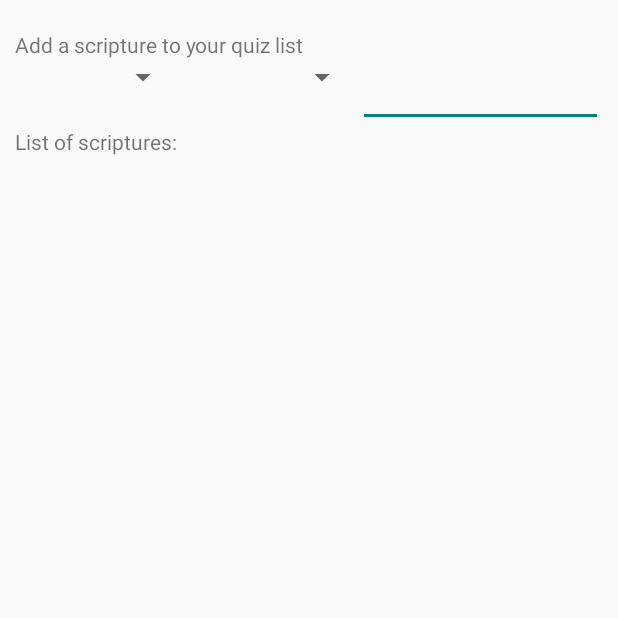
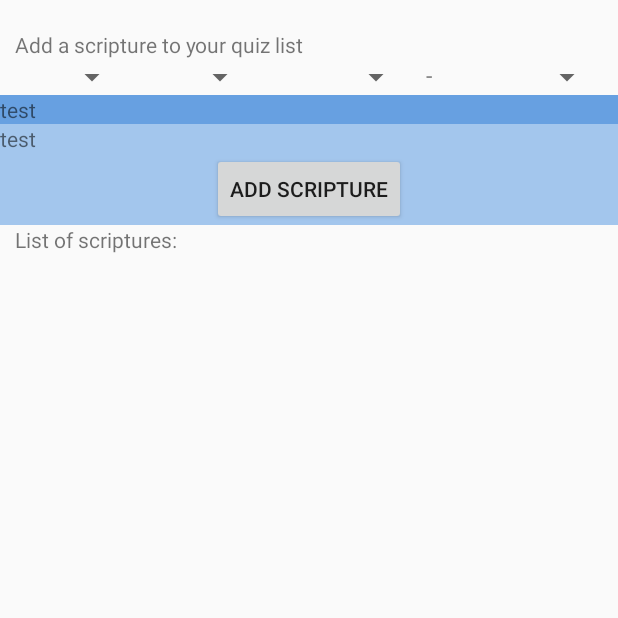
Before and after one commit to SimonChaw/VerseMemory, an Android app: the ManageVerses screen opened directly, with no data from a screen before it, on a phone screen of 412 x 824 dp, the top half of it. Run offline under Robolectric (Android 15) with nearby library versions, the phone set to English and light mode, and no system bars.

Commit message:
DBHandler
Able to save scriptures, delete saved scriptures, preview selected
scriptures.

```diff
--- a/app/src/main/java/org/orithoncore/versememory/ManageVerses.java
+++ b/app/src/main/java/org/orithoncore/versememory/ManageVerses.java
@@ -1,26 +1,63 @@
 package org.orithoncore.versememory;
 
+import android.content.Context;
+import android.content.DialogInterface;
 import android.os.Bundle;
 import android.support.v7.app.AppCompatActivity;
 import android.util.Log;
 import android.view.View;
 import android.widget.AdapterView;
 import android.widget.ArrayAdapter;
+import android.widget.Button;
+import android.widget.EditText;
+import android.widget.LinearLayout;
+import android.widget.RelativeLayout;
 import android.widget.Spinner;
+import android.widget.TextView;
+
+import org.w3c.dom.Text;
 
 import java.util.ArrayList;
 
 public class ManageVerses extends AppCompatActivity {
     Spinner spnBooks;
     Spinner spnChapters;
+    Spinner spnVerses;
+    Spinner spnVerses2;
     DataBaseHandler dbHandler;
+    LinearLayout previewContainer;
+    EditText txtVerse;
+    TextView txtScripture;
+    TextView txtHeading;
+    LinearLayout verseContainer;
+    Button btnAdd;
+    View.OnClickListener deleter;
     @Override
     protected void onCreate(Bundle savedInstanceState) {
         super.onCreate(savedInstanceState);
         setContentView(R.layout.activity_manage);
         dbHandler = new DataBaseHandler(this);
+        previewContainer = (LinearLayout) findViewById(R.id.container3);
         spnBooks = (Spinner) findViewById(R.id.spnBook);
+        verseContainer = (LinearLayout) findViewById(R.id.verseContainer);
         spnChapters = (Spinner) findViewById(R.id.spnChapter);
+        spnVerses = (Spinner) findViewById(R.id.spnVerse);
+        spnVerses2 = (Spinner) findViewById(R.id.spnVerse2);
+        txtHeading = (TextView) findViewById(R.id.txtPreviewHeading);
+        txtScripture = (TextView) findViewById(R.id.txtPreviewScripture);
+        deleter = new View.OnClickListener() {
+            @Override
+            public void onClick(View v) {
+                deleteVerse(v.getId());
+            }
+        };
+        btnAdd = (Button) findViewById(R.id.btnAdd);
+        btnAdd.setOnClickListener(new View.OnClickListener() {
+            @Override
+            public void onClick(View v) {
+                saveVerse();
+            }
+        });
         spnBooks.setOnItemSelectedListener(new AdapterView.OnItemSelectedListener() {
             @Override
             public void onItemSelected(AdapterView<?> parent, View view, int position, long id) {
@@ -32,7 +69,91 @@ public class ManageVerses extends AppCompatActivity {
 
             }
         });
+        spnChapters.setOnItemSelectedListener(new AdapterView.OnItemSelectedListener() {
+            @Override
+            public void onItemSelected(AdapterView<?> parent, View view, int position, long id) {
+                populateVerses();
+            }
+
+            @Override
+            public void onNothingSelected(AdapterView<?> parent) {
+
+            }
+        });
+        spnVerses.setOnItemSelectedListener(new AdapterView.OnItemSelectedListener() {
+            @Override
+            public void onItemSelected(AdapterView<?> parent, View view, int position, long id) {
+                spnVerses2.setSelection(spnVerses.getSelectedItemPosition());
+                previewScripture();
+            }
+
+            @Override
+            public void onNothingSelected(AdapterView<?> parent) {
+
+            }
+        });
+        spnVerses2.setOnItemSelectedListener(new AdapterView.OnItemSelectedListener() {
+            @Override
+            public void onItemSelected(AdapterView<?> parent, View view, int position, long id) {
+                if((Integer)spnVerses2.getSelectedItem() < (Integer)spnVerses.getSelectedItem()){
+                    spnVerses2.setSelection(spnVerses.getSelectedItemPosition());
+                }
+                previewScripture();
+            }
+
+            @Override
+            public void onNothingSelected(AdapterView<?> parent) {
+
+            }
+        });
         populateBooks();
+        loadVerses(this);
+    }
+
+    public void saveVerse(){
+        dbHandler.open();
+        if((Integer)spnVerses.getSelectedItem() == (Integer) spnVerses2.getSelectedItem()) {
+            dbHandler.saveVerseForQuiz(spnBooks.getSelectedItem().toString(), (Integer) spnChapters.getSelectedItem(), spnVerses.getSelectedItem().toString() );
+        }else{
+            String verse = (String) spnVerses.getSelectedItem() + "-" + (String) spnVerses2.getSelectedItem();
+            dbHandler.saveVerseForQuiz(spnBooks.getSelectedItem().toString(), (Integer) spnChapters.getSelectedItem(),verse);
+        }
+        dbHandler.close();
+        verseContainer.removeAllViews();
+        loadVerses(this);
+    }
+
+    public void loadVerses(Context ctx){
+        dbHandler.open();
+        ArrayList<DataBaseHandler.Verse> verses = dbHandler.loadVerses();
+        ArrayList<Button> buttons = new ArrayList<Button>();
+        ArrayList<TextView> textViews = new ArrayList<>();
+
+        int i = 0;
+        for(DataBaseHandler.Verse verse:verses){
+            String dasVerse = verse.bookName + " " + verse.chapterNum + ":" + verse.verseNum;
+            TextView textView = new TextView(ctx);
+            textView.setText(dasVerse);
+            textViews.add(textView);
+            Button button = new Button(ctx);
+            button.setId(verse.id);
+            button.setText("DELETE");
+            button.setOnClickListener(deleter);
+            buttons.add(button);
+            verseContainer.addView(textView);
+            verseContainer.addView(button);
+            Log.d("repeater","done " + i);
+            i++;
+        }
+        dbHandler.close();
+    }
+
+    public void deleteVerse(int id){
+        dbHandler.open();
+        dbHandler.deleteVerseFromQuiz(id);
+        dbHandler.close();
+        verseContainer.removeAllViews();
+        loadVerses(this);
     }
 
     public void populateBooks(){
@@ -52,7 +173,44 @@ public class ManageVerses extends AppCompatActivity {
         for(int i =0; i<numChapters; i ++) chapters[i] = i + 1;
         ArrayAdapter<Integer> arrayAdapter = new ArrayAdapter<Integer>(this, android.R.layout.simple_spinner_item, chapters);
         arrayAdapter.setDropDownViewResource(android.R.layout.simple_spinner_dropdown_item);
-        Log.d("numChapters",Integer.toString(numChapters));
+        Log.d("numChapters", Integer.toString(numChapters));
         spnChapters.setAdapter(arrayAdapter);
     }
+
+    public void populateVerses(){
+        dbHandler.open();
+        int numVerses = dbHandler.getVerseCount(spnBooks.getSelectedItem().toString(), (Integer) spnChapters.getSelectedItem());
+        dbHandler.close();
+        Integer[] chapters = new Integer[numVerses];
+        for(int i =0; i<numVerses; i ++) chapters[i] = i + 1;
+        ArrayAdapter<Integer> arrayAdapter = new ArrayAdapter<Integer>(this, android.R.layout.simple_spinner_item, chapters);
+        arrayAdapter.setDropDownViewResource(android.R.layout.simple_spinner_dropdown_item);
+        Log.d("numChapters", Integer.toString(numVerses));
+        spnVerses.setAdapter(arrayAdapter);
+        spnVerses2.setAdapter(arrayAdapter);
+    }
+
+
+
+    public void previewScripture(){
+        //Set up heading
+        int verseRangeLow = Integer.parseInt(spnVerses.getSelectedItem().toString());
+        int verseRangeHigh = Integer.parseInt(spnVerses2.getSelectedItem().toString());
+        if(verseRangeLow != verseRangeHigh){
+            int[] verses = new int[(verseRangeHigh - verseRangeLow) + 1];
+            for(int i=0; i < verses.length; i++){
+                verses[i] = verseRangeLow + i;
+            }
+            dbHandler.open();
+            txtHeading.setText((String)spnBooks.getSelectedItem() + " " + spnChapters.getSelectedItem() + ":" + spnVerses.getSelectedItem());
+            txtScripture.setText(dbHandler.getVerse((String)spnBooks.getSelectedItem(),(Integer)spnChapters.getSelectedItem(),verses));
+            dbHandler.close();
+        }else{
+            dbHandler.open();
+            txtHeading.setText((String)spnBooks.getSelectedItem() + " " + spnChapters.getSelectedItem() + ":" + spnVerses.getSelectedItem());
+            int[] verses = {verseRangeLow};
+            txtScripture.setText(dbHandler.getVerse((String)spnBooks.getSelectedItem(),(Integer)spnChapters.getSelectedItem(),verses));
+            dbHandler.close();
+        }
+    }
 }
--- a/app/src/main/res/layout/activity_manage.xml
+++ b/app/src/main/res/layout/activity_manage.xml
@@ -42,19 +42,78 @@
                 android:layout_weight="20"
                 android:id="@+id/spnChapter"/>
 
-            <EditText
+            <Spinner
                 android:layout_width="match_parent"
                 android:layout_height="wrap_content"
-                android:layout_gravity="bottom"
-                android:layout_weight="40"
-                android:layout_column="2" />
+                android:layout_column="1"
+                android:layout_weight="30"
+                android:id="@+id/spnVerse" />
+
+            <TextView
+                android:text="-"
+                android:textSize="15sp"
+                android:layout_column="1"
+                android:gravity="center_horizontal"
+                android:layout_weight="10"/>
+
+            <Spinner
+                android:layout_width="match_parent"
+                android:layout_height="wrap_content"
+                android:layout_column="1"
+                android:layout_weight="30"
+                android:id="@+id/spnVerse2" />
         </TableRow>
 
     </TableLayout>
     <LinearLayout
         android:layout_width="match_parent"
         android:layout_height="wrap_content"
-        android:layout_below="@id/container2"
+        android:layout_below="@+id/container2"
+        android:id="@+id/container3"
+        android:background="#67A0E1"
+        android:orientation="horizontal">
+
+        <TextView
+            android:layout_width="match_parent"
+            android:layout_height="wrap_content"
+            android:id="@+id/txtPreviewHeading"
+            android:text="test"/>
+
+    </LinearLayout>
+    <LinearLayout
+        android:layout_width="match_parent"
+        android:layout_height="wrap_content"
+        android:layout_below="@+id/container3"
+        android:id="@+id/container4"
+        android:background="#A3C6ED"
+        android:orientation="horizontal">
+        <TextView
+            android:layout_width="match_parent"
+            android:layout_height="wrap_content"
+            android:id="@+id/txtPreviewScripture"
+            android:text="test"/>
+    </LinearLayout>
+    <LinearLayout
+        android:layout_width="match_parent"
+        android:layout_height="wrap_content"
+        android:layout_below="@+id/container4"
+        android:id="@+id/container5"
+        android:background="#A3C6ED"
+        android:orientation="horizontal"
+        android:gravity="center_horizontal">
+
+        <Button
+            android:layout_width="wrap_content"
+            android:layout_height="wrap_content"
+            android:id="@+id/btnAdd"
+            android:text="@string/btnAdd"/>
+
+    </LinearLayout>
+
+    <LinearLayout
+        android:layout_width="match_parent"
+        android:layout_height="wrap_content"
+        android:layout_below="@id/container5"
         android:layout_marginLeft="10dp">
 
         <TextView
@@ -63,4 +122,19 @@
             android:text="@string/txtScripturesLabel"/>
 
     </LinearLayout>
+    <ScrollView
+        android:layout_width="match_parent"
+        android:layout_height="wrap_content"
+        android:layout_marginTop="20dp"
+        android:layout_below="@id/container5">
+        <LinearLayout
+            android:layout_width="match_parent"
+            android:layout_height="wrap_content"
+            android:layout_marginTop="20dp"
+            android:orientation="vertical"
+            android:layout_below="@id/container5"
+            android:id="@+id/verseContainer">
+
+        </LinearLayout>
+    </ScrollView>
 </RelativeLayout>
--- a/app/src/main/res/values/strings.xml
+++ b/app/src/main/res/values/strings.xml
@@ -7,4 +7,5 @@
     <string name="btnQuiz">Quiz!</string>
     <string name="txtInstructions">Add a scripture to your quiz list</string>
     <string name="txtScripturesLabel">List of scriptures: </string>
+    <string name="btnAdd">Add Scripture</string>
 </resources>
```
Also changed, not shown: app/src/main/java/org/orithoncore/versememory/DataBaseHandler.java (+108 -0 lines).
